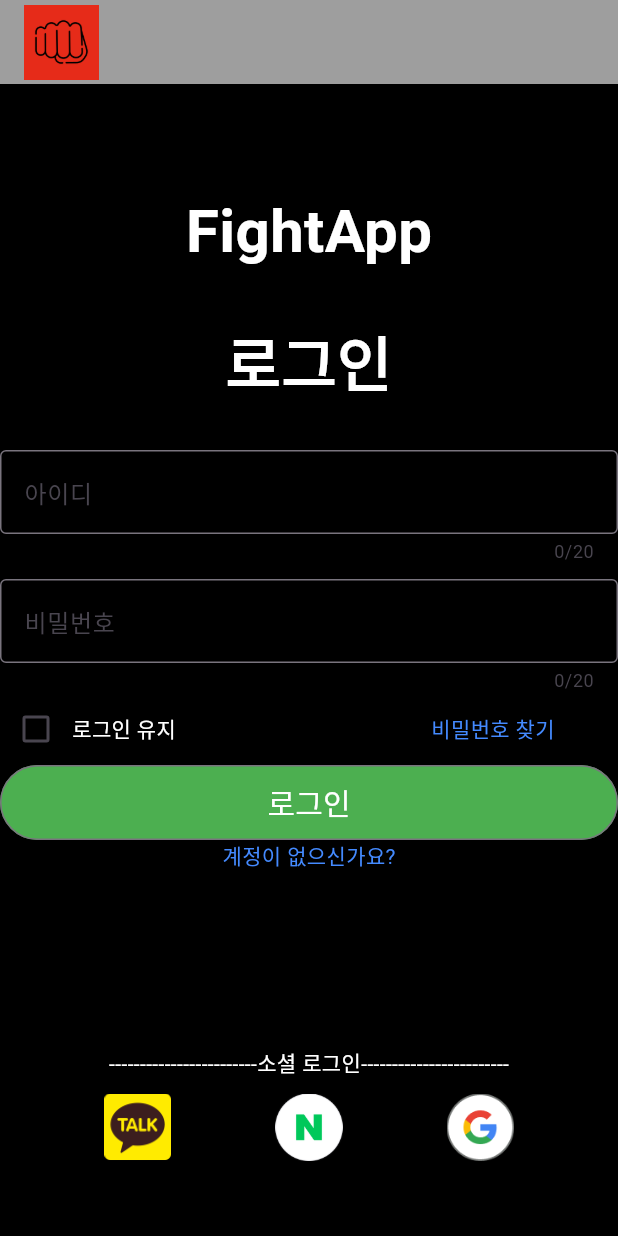
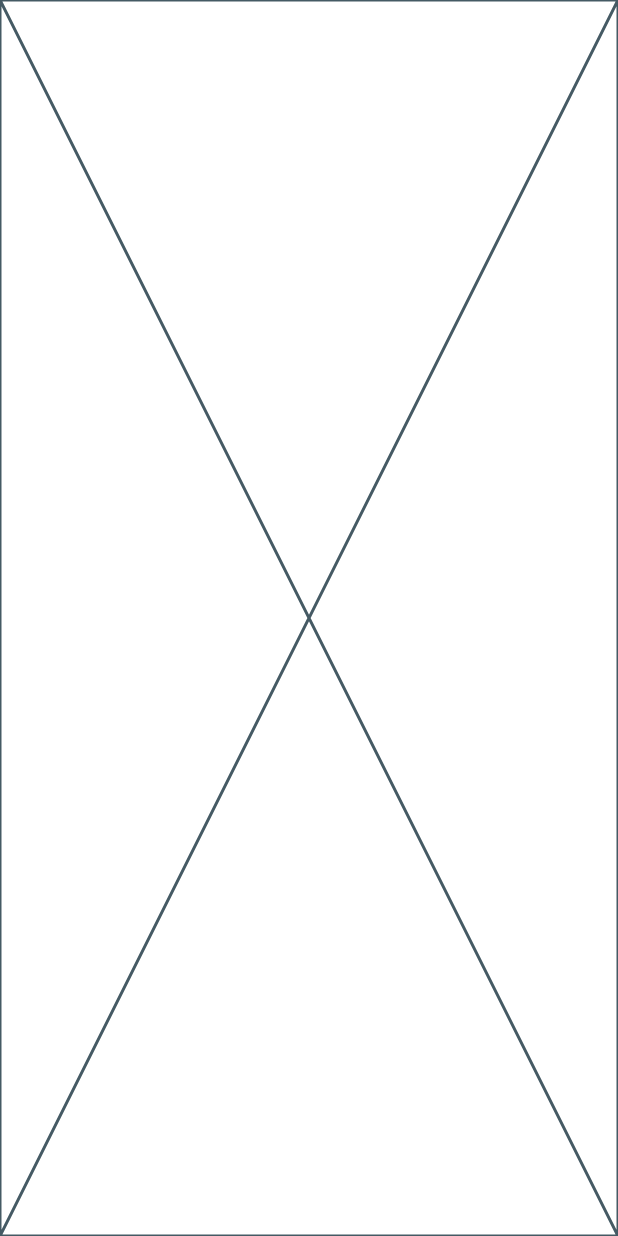
Before and after one commit to fightweek/mma_flutter, a Flutter app: the screen it shows after launch, after a tap on "계정이 없으신가요?", on a phone screen of 412 x 824 dp. Run offline on Flutter 3.47's test engine with Material 3 defaults, Android fonts, the phone set to English and light mode, and no system bars.

Commit message:
package-structure update

```diff
--- a/lib/main.dart
+++ b/lib/main.dart
@@ -1,10 +1,11 @@
 import 'package:flutter/material.dart';
-import 'package:mma_flutter/screen/login_screen.dart';
+import 'package:mma_flutter/user/screen/login_screen.dart';
 
 void main() {
   runApp(
     MaterialApp(
+      theme: ThemeData(primaryColor: Colors.grey),
       home: LoginScreen(),
-    )
+    ),
   );
 }
--- /dev/null
+++ b/lib/user/screen/join_screen.dart
@@ -0,0 +1,10 @@
+import 'package:flutter/material.dart';
+
+class JoinScreen extends StatelessWidget {
+  const JoinScreen({super.key});
+
+  @override
+  Widget build(BuildContext context) {
+    return const Placeholder();
+  }
+}
--- a/lib/screen/login_screen.dart
+++ b/lib/user/screen/login_screen.dart
@@ -1,4 +1,5 @@
 import 'package:flutter/material.dart';
+import 'package:mma_flutter/user/screen/join_screen.dart';
 
 class LoginScreen extends StatefulWidget {
   const LoginScreen({super.key});
@@ -116,7 +117,11 @@ class _LoginScreenState extends State<LoginScreen> {
           ),
           GestureDetector(
             onTap: () {
-              print('hello');
+              Navigator.of(context).push(
+                MaterialPageRoute(builder: (context) {
+                  return JoinScreen();
+                },)
+              );
             },
             child: const Text(
               '계정이 없으신가요?',
```
Also changed, not shown: lib/user/screen/home_screen.dart (renamed from lib/screen/home_screen.dart, +8 -1 lines).
